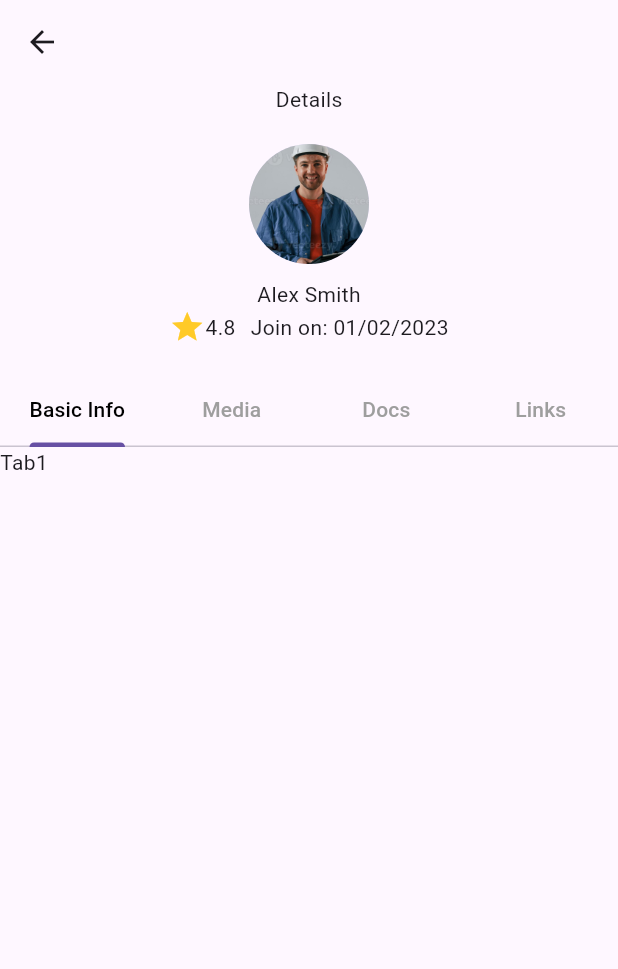
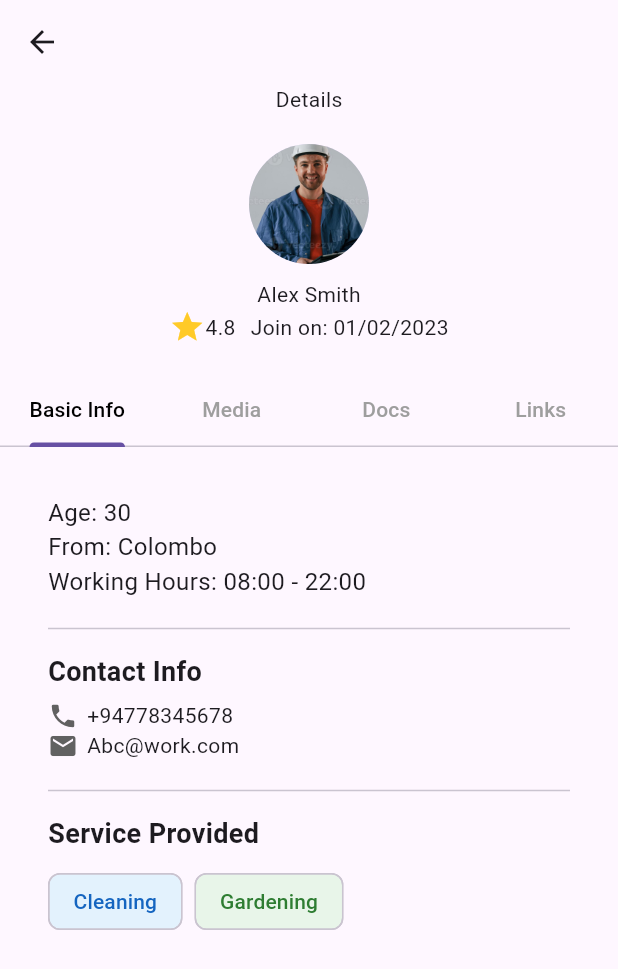
Before and after one commit to vsaran93/flutter_ido_app, a Flutter app: the ServiceProviderProfileScreen screen opened directly, on a phone screen of 412 x 824 dp. Shown: the top 969 px of the screen. Run offline on Flutter 3.47's test engine with Material 3 defaults, Android fonts, the phone set to English and light mode, and no system bars; our stand-ins replace pin_code_fields; missing offline and left inert: dart:ffi.

Commit message:
added style to basic info content tab

```diff
--- a/lib/screens/service_provider_profile_screen.dart
+++ b/lib/screens/service_provider_profile_screen.dart
@@ -75,7 +75,74 @@ class _TabbedScreen extends State<ServiceProviderProfileScreen> with SingleTicke
             child: TabBarView(
               controller: _tabController,
               children: [
-              Text("Tab1"),
+              Container(
+                margin: EdgeInsets.all(16.0),
+                padding: EdgeInsets.all(16.0),
+                decoration: BoxDecoration(
+                  color: Colors.white,
+                  borderRadius: BorderRadius.circular(12.0),
+                  boxShadow: [
+                    BoxShadow(
+                      color: Colors.grey.withOpacity(0.2),
+                      spreadRadius: 2,
+                      blurRadius: 8,
+                      offset: Offset(0, 3), // changes position of shadow
+                    ),
+                  ],
+                ),
+                child: Column(
+                  crossAxisAlignment: CrossAxisAlignment.start,
+                  children: [
+                    Text("Age: 30", style: TextStyle(fontSize: 16)),
+                    Text("From: Colombo", style: TextStyle(fontSize: 16)),
+                    Text("Working Hours: 08:00 - 22:00", style: TextStyle(fontSize: 16)),
+
+                    SizedBox(height: 12),
+                    Divider(),
+
+                    SizedBox(height: 8),
+                    Text("Contact Info", style: TextStyle(fontWeight: FontWeight.bold, fontSize: 18)),
+                    SizedBox(height: 6),
+                    Row(
+                      children: [
+                        Icon(Icons.phone, size: 20, color: Colors.grey[700]),
+                        SizedBox(width: 6),
+                        Text("+94778345678"),
+                      ],
+                    ),
+                    Row(
+                      children: [
+                        Icon(Icons.email, size: 20, color: Colors.grey[700]),
+                        SizedBox(width: 6),
+                        Text("Abc@work.com"),
+                      ],
+                    ),
+
+                    SizedBox(height: 12),
+                    Divider(),
+
+                    SizedBox(height: 8),
+                    Text("Service Provided", style: TextStyle(fontWeight: FontWeight.bold, fontSize: 18)),
+                    SizedBox(height: 8),
+                    Wrap(
+                      spacing: 8.0,
+                      runSpacing: 4.0,
+                      children: [
+                        Chip(
+                          label: Text("Cleaning"),
+                          backgroundColor: Colors.blue[50],
+                          labelStyle: TextStyle(color: Colors.blue[800]),
+                        ),
+                        Chip(
+                          label: Text("Gardening"),
+                          backgroundColor: Colors.green[50],
+                          labelStyle: TextStyle(color: Colors.green[800]),
+                        ),
+                      ],
+                    ),
+                  ],
+                ),
+              ),
               Text("Tab2"),
               Text("Tab3"),
               Text("Tab4")
```
